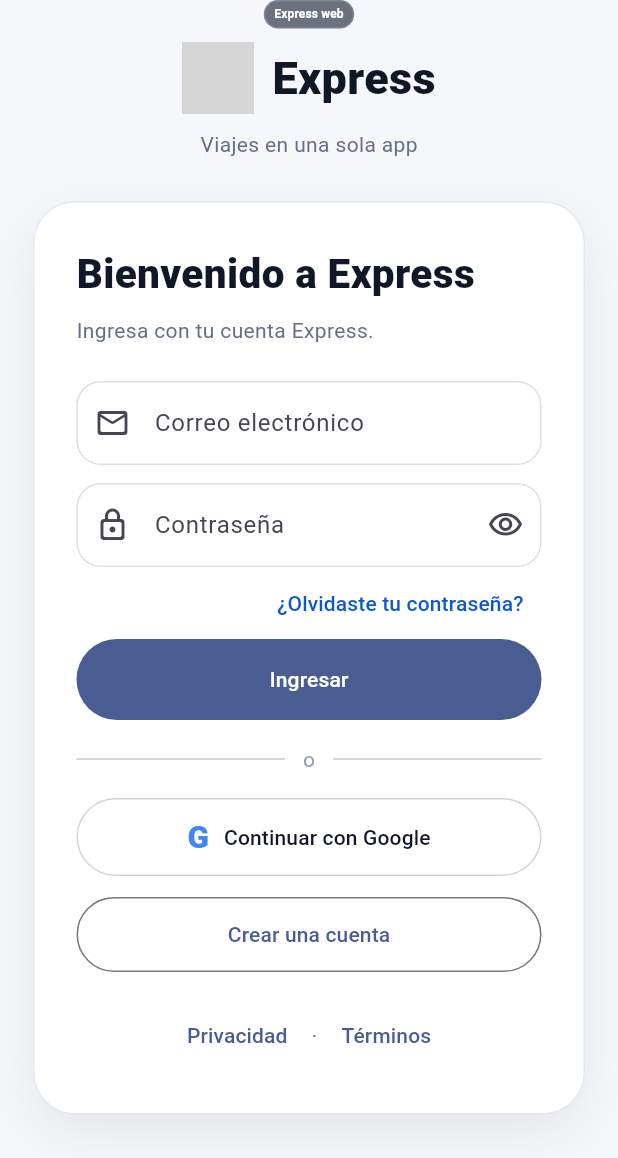
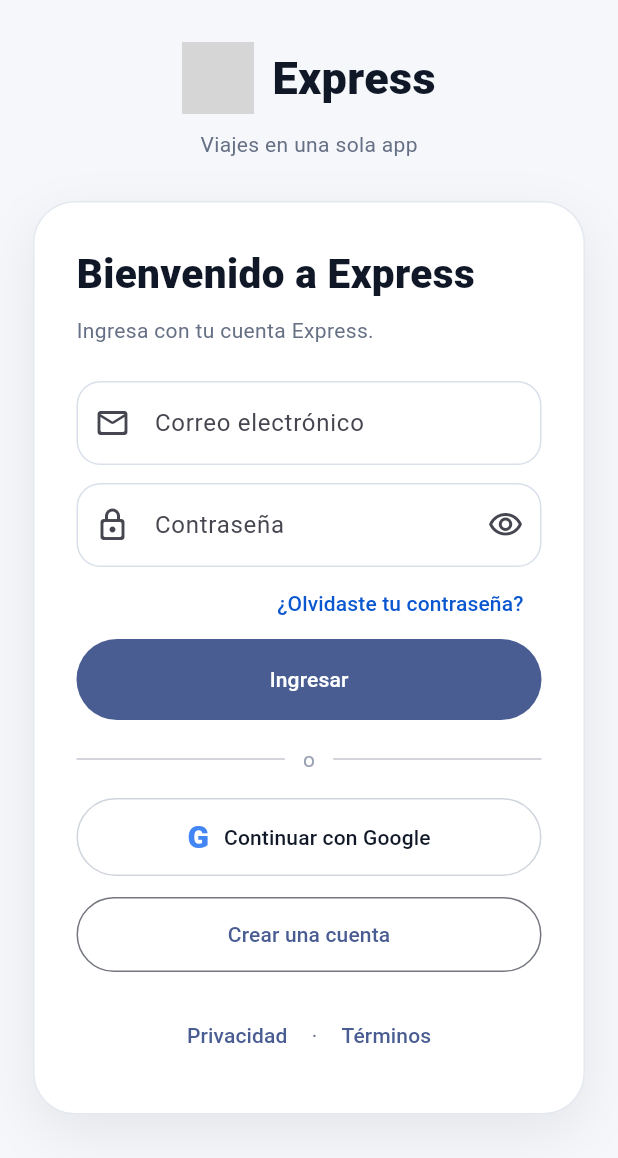
Before and after one commit to jorge2610g/Expressdelivery, a Flutter app: the screen it shows after launch, on a phone screen of 412 x 824 dp. Shown: the top 1158 px of the screen. Run offline on Flutter 3.47's test engine with Material 3 defaults, Android fonts, the phone set to English and light mode, and no system bars; our stand-ins replace firebase_core, firebase_messaging, flutter_local_notifications, flutter_map, geolocator, google_mobile_ads and 5 more; missing offline and left inert: dart:html, dart:js, dart:js_interop, shorebird_code_push, terminate_restart, zego_uikit_prebuilt_call and 1 more; accounts and stored records are empty; network calls fail; grey boxes are pictures that could not be loaded.

Commit message:
fix(web): quitar la etiqueta de versión de arriba en la web
La versión sigue visible solo en el pie de Perfil. La etiqueta superior ya no se muestra en la web de producción.

Respaldo previo: backup/web-badge-before-20261011 (7e795f5).

Co-Authored-By: Claude Haiku 5.5 <noreply@anthropic.com>
Claude-Session: https://claude.ai/code/session_01WGwm2PMeeFBaauuUJT6D6j

```diff
--- a/lib/web_preview.dart
+++ b/lib/web_preview.dart
@@ -207,20 +207,6 @@ class _ExpressWebAppState extends State<ExpressWebApp> {
                 currentDisplayVersion: expressWebVersion,
               ),
             ),
-            const Positioned(
-              left: 0,
-              right: 0,
-              top: 0,
-              child: SafeArea(
-                bottom: false,
-                child: IgnorePointer(
-                  child: Align(
-                    alignment: Alignment.topCenter,
-                    child: _VersionBadge(),
-                  ),
-                ),
-              ),
-            ),
           ],
         );
       },
@@ -296,35 +282,6 @@ class _StartupErrorPage extends StatelessWidget {
                 ],
               ),
             ),
-          ),
-        ),
-      ),
-    );
-  }
-}
-
-class _VersionBadge extends StatelessWidget {
-  const _VersionBadge();
-
-  @override
-  Widget build(BuildContext context) {
-    return Material(
-      color: Colors.transparent,
-      child: Container(
-        padding: const EdgeInsets.symmetric(horizontal: 6, vertical: 3),
-        decoration: BoxDecoration(
-          color: const Color(0x990F172A),
-          borderRadius: BorderRadius.circular(999),
-          border: Border.all(color: const Color(0x22FFFFFF)),
-          boxShadow: const [],
-        ),
-        child: const Text(
-          expressWebVersion,
-          style: TextStyle(
-            color: Colors.white,
-            fontSize: 8,
-            fontWeight: FontWeight.w700,
-            letterSpacing: .1,
           ),
         ),
       ),
```
